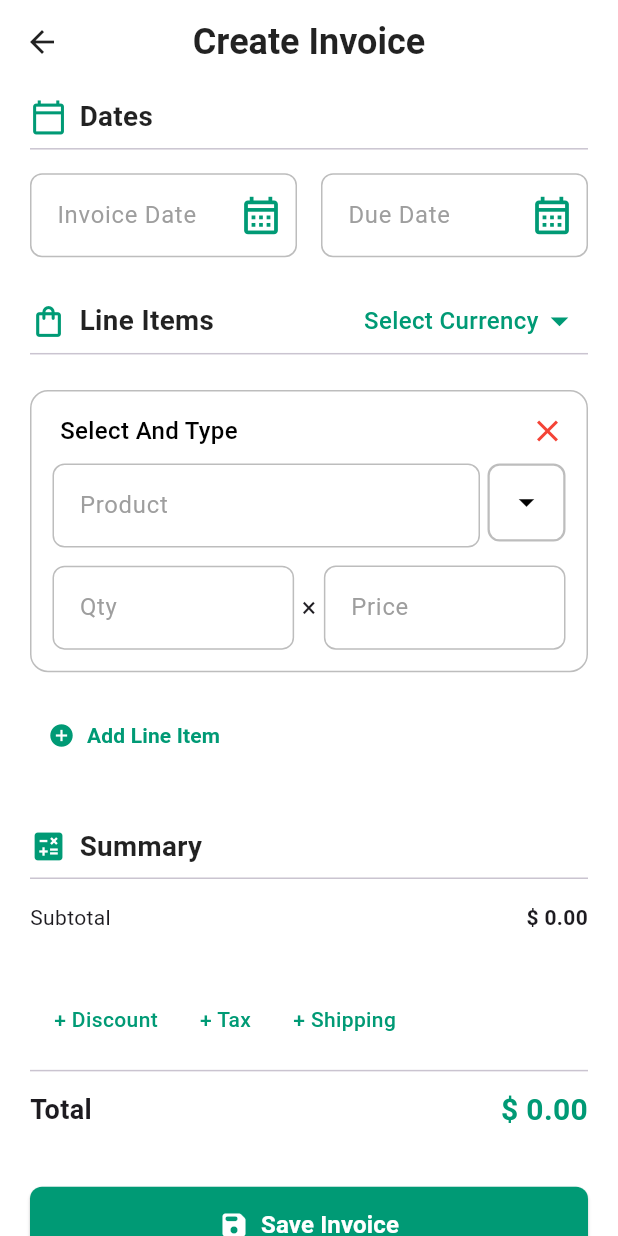
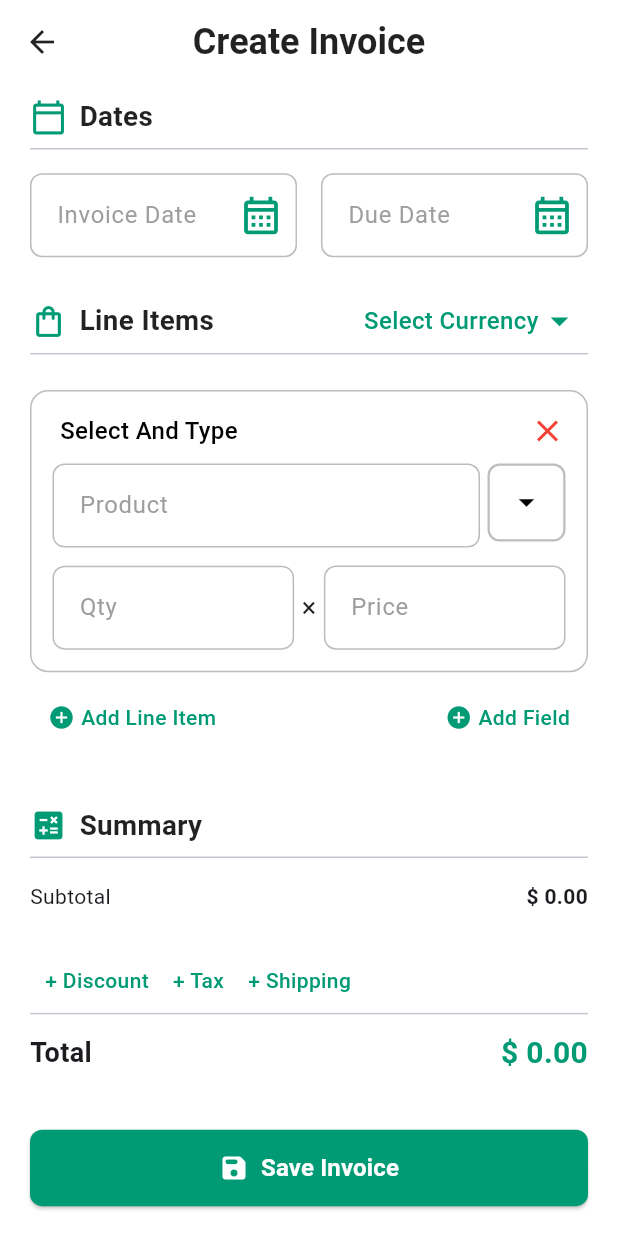
Before and after one commit to DarshitVaghasiya/Invoice-, a Flutter app: the InvoiceFormPage screen opened directly, scrolled down 420 dp, on a phone screen of 412 x 824 dp. Run offline on Flutter 3.47's test engine with Material 3 defaults, Android fonts, the light colour scheme and no system bars; our stand-ins replace file_picker, image_picker, open_filex, pdf, shared_preferences, signature; missing offline and left inert: currency_picker, external_path; accounts and stored records are empty.

Commit message:
small changes

```diff
--- a/lib/screens/forms/invoice_form.dart
+++ b/lib/screens/forms/invoice_form.dart
@@ -4,6 +4,7 @@ import 'package:invoice/app_data/app_data.dart';
 import 'package:invoice/models/customer_model.dart';
 import 'package:invoice/models/invoice_model.dart';
 import 'package:invoice/models/item_model.dart';
+import 'package:invoice/screens/menu/settings/Add_Custom_Field/add_custom_fields.dart';
 import 'package:invoice/widgets/buttons/custom_elevatedbutton.dart';
 import 'package:invoice/widgets/buttons/custom_iconbutton.dart';
 import 'package:invoice/widgets/buttons/custom_textformfield.dart';
@@ -121,7 +122,11 @@ class _InvoiceFormPageState extends State<InvoiceFormPage> {
     invoiceNo.text = AppData().previewNextInvoiceNo();
   }
 
-  void _addItem() => setState(() => items.add(ItemModel(desc: '', qty: '', rate: '')));
+  void _addItem() {
+    setState(() {
+      items.add(ItemModel(desc: '', qty: '', rate: ''));
+    });
+  }
 
   double get subtotal => items.fold(
     0,
@@ -377,7 +382,7 @@ class _InvoiceFormPageState extends State<InvoiceFormPage> {
                 const Text("Discount"),
                 const Spacer(),
                 SizedBox(
-                  width: 120,
+                  width: 150,
                   child: textFormField(
                     controller: discountController,
                     keyboardType: TextInputType.number,
@@ -398,7 +403,7 @@ class _InvoiceFormPageState extends State<InvoiceFormPage> {
                 ),
                 CustomIconButton(
                   icon: Icons.close,
-                  textColor: Color(0xFF009A75),
+                  textColor: Colors.red,
                   onTap: () => setState(() {
                     showDiscount = false;
                     discountController.clear();
@@ -416,7 +421,7 @@ class _InvoiceFormPageState extends State<InvoiceFormPage> {
                 const Text("Tax"),
                 const Spacer(),
                 SizedBox(
-                  width: 120,
+                  width: 150,
                   child: textFormField(
                     controller: taxController,
                     keyboardType: TextInputType.number,
@@ -426,7 +431,7 @@ class _InvoiceFormPageState extends State<InvoiceFormPage> {
                 ),
                 CustomIconButton(
                   icon: Icons.close,
-                  textColor: Color(0xFF009A75),
+                  textColor: Colors.red,
                   onTap: () => setState(() {
                     showTax = false;
                     taxController.clear();
@@ -444,7 +449,7 @@ class _InvoiceFormPageState extends State<InvoiceFormPage> {
                 const Text("Shipping"),
                 const Spacer(),
                 SizedBox(
-                  width: 120,
+                  width: 150,
                   child: textFormField(
                     controller: shippingController,
                     keyboardType: TextInputType.number,
@@ -454,7 +459,7 @@ class _InvoiceFormPageState extends State<InvoiceFormPage> {
                 ),
                 CustomIconButton(
                   icon: Icons.close,
-                  textColor: Color(0xFF009A75),
+                  textColor: Colors.red,
                   onTap: () => setState(() {
                     showShipping = false;
                     shippingController.clear();
@@ -467,25 +472,26 @@ class _InvoiceFormPageState extends State<InvoiceFormPage> {
 
           // ADD BUTTONS
           Row(
+            mainAxisAlignment: MainAxisAlignment.start,
             children: [
               if (!showDiscount)
                 CustomIconButton(
                   label: "+ Discount",
-                  backgroundColor: Colors.transparent,
+                  padding: EdgeInsets.symmetric(horizontal: 6),
                   textColor: const Color(0xFF009A75),
                   onTap: () => setState(() => showDiscount = true),
                 ),
               if (!showTax)
                 CustomIconButton(
                   label: "+ Tax",
-                  backgroundColor: Colors.transparent,
+                  padding: EdgeInsets.symmetric(horizontal: 6),
                   textColor: const Color(0xFF009A75),
                   onTap: () => setState(() => showTax = true),
                 ),
               if (!showShipping)
                 CustomIconButton(
                   label: "+ Shipping",
-                  backgroundColor: Colors.transparent,
+                  padding: EdgeInsets.symmetric(horizontal: 6),
                   textColor: const Color(0xFF009A75),
                   onTap: () => setState(() => showShipping = true),
                 ),
@@ -562,7 +568,7 @@ class _InvoiceFormPageState extends State<InvoiceFormPage> {
       ),
       SectionWidget(
         icon: Icons.receipt_long_outlined,
-        title: "Customer Details",
+        title: "Customer",
         trailing: CustomIconButton(
           padding: EdgeInsets.symmetric(vertical: 0),
           key: buttonKey,
@@ -713,9 +719,7 @@ class _InvoiceFormPageState extends State<InvoiceFormPage> {
           crossAxisAlignment: CrossAxisAlignment.start,
           children: [
             for (var e in items.asMap().entries)
-              Padding(
-                padding: const EdgeInsets.only(bottom: 10),
-                child: ItemCard(
+              ItemCard(
                 index: e.key,
                 item: e.value,
                 descLabel: descLabel,
@@ -730,20 +734,36 @@ class _InvoiceFormPageState extends State<InvoiceFormPage> {
                   });
                 },
               ),
+            Row(
+              mainAxisAlignment: MainAxisAlignment.spaceBetween,
+              children: [
+                CustomIconButton(
+                  label: "Add Line Item",
+                  iconSize: 18,
+                  icon: Icons.add_circle,
+                  textColor: const Color(0xFF009A75),
+                  onTap: _addItem,
                 ),
-            Align(
-              alignment: Alignment.centerLeft,
-              child: TextButton.icon(
-                onPressed: _addItem,
-                icon: const Icon(Icons.add_circle, color: Color(0xFF009A75)),
-                label: const Text(
-                  "Add Line Item",
-                  style: TextStyle(
-                    color: Color(0xFF009A75),
-                    fontWeight: FontWeight.bold,
+                CustomIconButton(
+                  label: "Add Field",
+                  iconSize: 18,
+                  icon: Icons.add_circle,
+                  textColor: const Color(0xFF009A75),
+                  onTap: () async {
+                    final result = await Navigator.push(
+                      context,
+                      MaterialPageRoute(
+                        builder: (_) => const AddCustomFields(),
                       ),
+                    );
+                    if (result != null) {
+                      setState(() {
+                        // custom fields result handle here
+                      });
+                    }
+                  },
                 ),
-              ),
+              ],
             ),
           ],
         ),
--- a/lib/screens/menu/settings/edit_invoice_title/edit_invoice_title.dart
+++ b/lib/screens/menu/settings/edit_invoice_title/edit_invoice_title.dart
@@ -96,10 +96,10 @@ class _EditTitleState extends State<EditTitle> {
         final double titleFontSize = isMobile ? 24 : 28;
 
         return Scaffold(
-          backgroundColor: Colors.white,
+          backgroundColor: const Color(0xFFF0F2F5),
           appBar: AppBar(
             elevation: 0,
-            backgroundColor: Colors.white,
+            backgroundColor: const Color(0xFFF0F2F5),
             foregroundColor: Colors.black,
             title:  Text(
               "Item Titles",
--- a/lib/widgets/buttons/custom_textformfield.dart
+++ b/lib/widgets/buttons/custom_textformfield.dart
@@ -83,6 +83,8 @@ class textFormField extends StatelessWidget {
           suffixText: suffixText,
           prefixIcon: prefixIcon,
           suffixIcon: suffixIcon,
+          fillColor: Colors.white,
+          filled: true,
           contentPadding: contentPadding,
           border: OutlineInputBorder(borderRadius: BorderRadius.circular(8)),
           enabledBorder: OutlineInputBorder(
--- a/lib/widgets/layout/item_card.dart
+++ b/lib/widgets/layout/item_card.dart
@@ -28,6 +28,9 @@ class ItemCard extends StatelessWidget {
 
   @override
   Widget build(BuildContext context) {
+    double screenWidth = MediaQuery.of(context).size.width;
+    double iconSize = screenWidth < 380 ? 20 : 25;
+
     return Container(
       margin: const EdgeInsets.symmetric(vertical: 8),
       decoration: BoxDecoration(
@@ -90,7 +93,7 @@ class ItemCard extends StatelessWidget {
                       textColor: Colors.black,
                       borderRadius: BorderRadius.circular(8),
                       icon: Icons.arrow_drop_down_sharp,
-                      iconSize: 25,
+                      iconSize: iconSize,
                       onTap: () async {
                         final selectedItem = await Navigator.push(
                           context,
@@ -151,6 +154,7 @@ class ItemCard extends StatelessWidget {
                     ),
                   ],
                 ),
+
               ],
             ),
           ),
```
Also changed, not shown: lib/screens/menu/settings/Add_Custom_Field/add_custom_fields.dart (added, +48 -0 lines), lib/screens/menu/settings/settings.dart (+11 -1 lines). Lines whose indentation alone changed are shown as unchanged.
